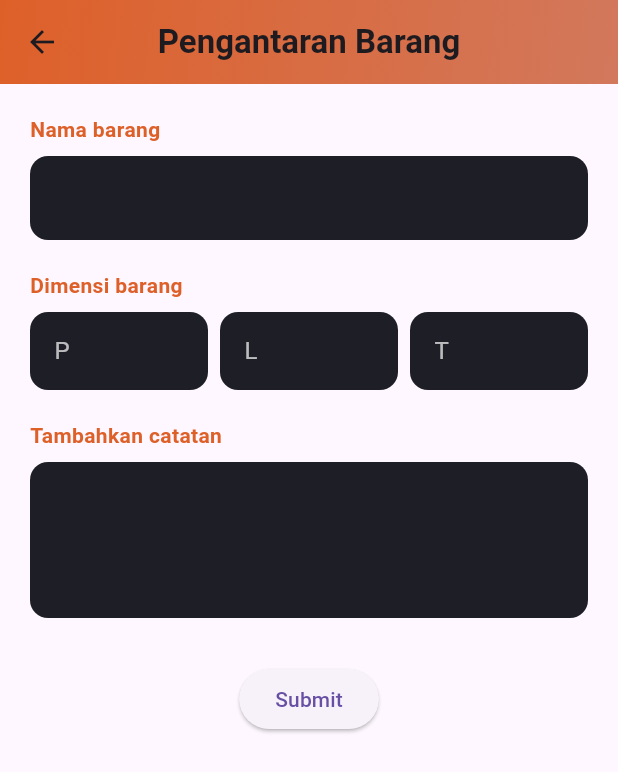
After one commit to mubarok-ridho/misi_paket, a Flutter app: the screen it shows after launch, after a tap on "Pengantaran Barang", on a phone screen of 412 x 824 dp. The commit adds this screen. Shown: the top 772 px of the screen. Run offline on Flutter 3.47's test engine with Material 3 defaults, Android fonts, the phone set to English and light mode, and no system bars; our stand-ins replace flutter_map, latlong2; network calls fail.

Commit message:
new konsepp

```diff
--- a/lib/main.dart
+++ b/lib/main.dart
@@ -1,6 +1,6 @@
 import 'package:flutter/material.dart';
-import 'package:misi_paket/screens/owner.dart';
-// import 'package:misi_paket/screens/customer.dart';
+// import 'package:misi_paket/screens/owner.dart';
+import 'package:misi_paket/screens/customer.dart';
 // import 'package:misi_paket/screens/courier.dart';
 // import 'package:misi_paket/screens/login.dart';
 void main() {
@@ -10,15 +10,17 @@ void main() {
 class MyApp extends StatelessWidget {
   @override
   Widget build(BuildContext context) {
+
     return MaterialApp(
-      title: 'Rental App',
+      debugShowCheckedModeBanner: false,
+      title: 'unik',
       theme: ThemeData(
         primarySwatch: Colors.green,
       ),
       // Ganti sesuai role yang ingin diuji
-      home: AdminHome(),
+      // home: AdminHome(),
       // home: CourierHome(),
-      // home: CustomerHome(),
+      home: CustomerDashboard(),
     );
   }
 }
--- /dev/null
+++ b/lib/screens/barang_order_form.dart
@@ -0,0 +1,136 @@
+import 'package:flutter/material.dart';
+import 'package:misi_paket/screens/select_location_page.dart';
+
+class BarangOrderForm extends StatelessWidget {
+  final _formKey = GlobalKey<FormState>();
+  final _namaController = TextEditingController();
+  final _pController = TextEditingController();
+  final _lController = TextEditingController();
+  final _tController = TextEditingController();
+  final _catatanController = TextEditingController();
+
+  @override
+  Widget build(BuildContext context) {
+    final darkFieldColor = Color(0xFF1E1F26);
+    final orangeColor = Color(0xFFDE6029);
+
+    return Scaffold(
+      appBar: AppBar(
+        backgroundColor: Colors.transparent,
+        title: Text("Pengantaran Barang",
+            style: TextStyle(fontWeight: FontWeight.bold)),
+        elevation: 0,
+        centerTitle: true,
+        flexibleSpace: Container(
+          decoration: BoxDecoration(
+            gradient: LinearGradient(
+              colors: [Color(0xFFDE6029), Color(0xFFD2785C)],
+              begin: Alignment.topLeft,
+              end: Alignment.bottomRight,
+            ),
+          ),
+        ),
+      ),
+      body: SingleChildScrollView(
+        padding: EdgeInsets.all(20),
+        child: Form(
+          key: _formKey,
+          child: Column(
+            crossAxisAlignment: CrossAxisAlignment.start,
+            children: [
+              // Nama Barang
+              Text("Nama barang",
+                  style: TextStyle(
+                      color: orangeColor, fontWeight: FontWeight.bold)),
+              SizedBox(height: 8),
+              TextFormField(
+                controller: _namaController,
+                style: TextStyle(color: Colors.white),
+                decoration: _inputDecoration(darkFieldColor),
+              ),
+              SizedBox(height: 20),
+
+              // Dimensi Barang
+              Text("Dimensi barang",
+                  style: TextStyle(
+                      color: orangeColor, fontWeight: FontWeight.bold)),
+              SizedBox(height: 8),
+              Row(
+                children: [
+                  _buildDimensiField(_pController, "P", darkFieldColor),
+                  SizedBox(width: 8),
+                  _buildDimensiField(_lController, "L", darkFieldColor),
+                  SizedBox(width: 8),
+                  _buildDimensiField(_tController, "T", darkFieldColor),
+                ],
+              ),
+              SizedBox(height: 20),
+
+              // Catatan
+              Text("Tambahkan catatan",
+                  style: TextStyle(
+                      color: orangeColor, fontWeight: FontWeight.bold)),
+              SizedBox(height: 8),
+              TextFormField(
+                controller: _catatanController,
+                style: TextStyle(color: Colors.white),
+                maxLines: 3,
+                decoration: _inputDecoration(darkFieldColor),
+              ),
+              SizedBox(height: 30),
+
+              // Submit Button
+              Center(
+                  child: ElevatedButton(
+                onPressed: () async {
+                  final result = await Navigator.push(
+                    context,
+                    MaterialPageRoute(builder: (_) => LokasiPickerPage()),
+                  );
+
+                  if (result != null) {
+                    print("Lokasi Jemput: ${result['pickup']}");
+                    print("Lokasi Antar: ${result['drop']}");
+                    // Simpan ke backend atau lanjut ke tahap pilih kurir
+                  }
+                },
+                child: Text('Submit'),
+              )),
+            ],
+          ),
+        ),
+      ),
+    );
+  }
+
+  InputDecoration _inputDecoration(Color fillColor) {
+    return InputDecoration(
+      filled: true,
+      fillColor: fillColor,
+      border: OutlineInputBorder(
+          borderRadius: BorderRadius.circular(12), borderSide: BorderSide.none),
+    );
+  }
+
+  Expanded _buildDimensiField(
+      TextEditingController controller, String label, Color color) {
+    return Expanded(
+      child: TextFormField(
+        controller: controller,
+        keyboardType: TextInputType.number,
+        style: TextStyle(color: Colors.white),
+        decoration: InputDecoration(
+          hintText: label,
+          hintStyle: TextStyle(color: Colors.white70),
+          filled: true,
+          fillColor: color,
+          border: OutlineInputBorder(
+            borderRadius: BorderRadius.circular(12),
+            borderSide: BorderSide.none,
+          ),
+          contentPadding: EdgeInsets.symmetric(vertical: 14, horizontal: 12),
+        ),
+      ),
+    );
+  }
+}
--- a/lib/screens/customer.dart
+++ b/lib/screens/customer.dart
@@ -1,51 +1,188 @@
-// FILE: customer_home.dart
 import 'package:flutter/material.dart';
+import 'package:misi_paket/screens/barang_order_form.dart';
 
-class CustomerHome extends StatelessWidget {
+class CustomerDashboard extends StatefulWidget {
+  @override
+  _CustomerDashboardState createState() => _CustomerDashboardState();
+}
+
+class _CustomerDashboardState extends State<CustomerDashboard> {
+  int _selectedIndex = 0;
+
+  void _onItemTapped(int index) {
+    setState(() => _selectedIndex = index);
+  }
+
+  final pages = [
+    HomeTab(),
+    Center(child: Text('Order Page (placeholder)')),
+    Center(child: Text('Profile Page (placeholder)')),
+  ];
+
   @override
   Widget build(BuildContext context) {
-    return DefaultTabController(
-      length: 2,
-      child: Scaffold(
-        appBar: AppBar(
-          title: Text('Dashboard Customer'),
-          bottom: TabBar(
-            tabs: [
-              Tab(text: 'Pesan Kurir'),
-              Tab(text: 'Profil'),
+    return Scaffold(
+      body: pages[_selectedIndex],
+      bottomNavigationBar: BottomNavigationBar(
+        backgroundColor: Color(0xFF334856),
+        selectedItemColor: Colors.orangeAccent,
+        unselectedItemColor: Colors.white70,
+        currentIndex: _selectedIndex,
+        onTap: _onItemTapped,
+        items: const [
+          BottomNavigationBarItem(
+            icon: Icon(Icons.home),
+            label: 'Home',
+          ),
+          BottomNavigationBarItem(
+            icon: Icon(Icons.assignment),
+            label: 'Order',
+          ),
+          BottomNavigationBarItem(
+            icon: Icon(Icons.person),
+            label: 'Profile',
+          ),
+        ],
+      ),
+    );
+  }
+}
+
+class HomeTab extends StatelessWidget {
+  @override
+  Widget build(BuildContext context) {
+    return SafeArea(
+      child: SingleChildScrollView(
+        child: Container(
+          padding: EdgeInsets.all(16),
+          child: Column(
+            crossAxisAlignment: CrossAxisAlignment.start,
+            children: [
+              // Location Row
+              Row(
+                children: [
+                  Icon(Icons.location_on, color: Colors.red),
+                  SizedBox(width: 5),
+                  Text("Jakarta Utara, Rawa Bebek",
+                      style: TextStyle(fontWeight: FontWeight.w600)),
+                  Spacer(),
+                  CircleAvatar(
+                    backgroundColor: Colors.orangeAccent,
+                    child: Icon(Icons.person, color: Colors.white),
+                  )
+                ],
+              ),
+              SizedBox(height: 20),
+
+              // Banner promo
+              Container(
+                height: 150,
+                decoration: BoxDecoration(
+                  color: Colors.black87,
+                  borderRadius: BorderRadius.circular(16),
+                  image: DecorationImage(
+                    image: AssetImage(
+                        'assets/burger_banner.jpg'), // Ganti sesuai asset kamu
+                    fit: BoxFit.cover,
+                    alignment: Alignment.topCenter,
+                  ),
+                ),
+                child: Stack(
+                  children: [
+                    Container(
+                      padding: EdgeInsets.all(16),
+                      alignment: Alignment.bottomLeft,
+                      child: Column(
+                        mainAxisAlignment: MainAxisAlignment.end,
+                        crossAxisAlignment: CrossAxisAlignment.start,
+                        children: [
+                          Text("Special Offer for March",
+                              style: TextStyle(
+                                  color: Colors.white,
+                                  fontWeight: FontWeight.bold,
+                                  fontSize: 16)),
+                          SizedBox(height: 4),
+                          Text(
+                            "We are here with the best desserts in town.",
+                            style:
+                                TextStyle(color: Colors.white70, fontSize: 12),
+                          ),
+                          SizedBox(height: 8),
+                          ElevatedButton(
+                            onPressed: () {},
+                            child: Text("Buy Now"),
+                            style: ElevatedButton.styleFrom(
+                              backgroundColor: Colors.red,
+                              padding: EdgeInsets.symmetric(horizontal: 16),
+                              textStyle: TextStyle(fontSize: 12),
+                              shape: RoundedRectangleBorder(
+                                borderRadius: BorderRadius.circular(8),
+                              ),
+                            ),
+                          )
+                        ],
+                      ),
+                    ),
+                  ],
+                ),
+              ),
+              SizedBox(height: 20),
+
+              // Menu Buttons
+              MenuButton(
+                  label: "Pengantaran Barang",
+                  onTap: () {
+                    Navigator.push(
+                      context,
+                      MaterialPageRoute(builder: (_) => BarangOrderForm()),
+                    );
+                  }),
+              SizedBox(height: 16),
+              MenuButton(label: "Pengantaran Makanan", onTap: () {}),
+              SizedBox(height: 16),
+              MenuButton(label: "Pengantaran Penumpang", onTap: () {}),
             ],
           ),
-        ),
-        body: TabBarView(
-          children: [
-            MakeOrderTab(),
-            Center(child: Text('Profil Customer (dummy)')),
-          ],
         ),
       ),
     );
   }
 }
 
-class MakeOrderTab extends StatelessWidget {
+class MenuButton extends StatelessWidget {
+  final String label;
+  final VoidCallback onTap;
+
+  const MenuButton({required this.label, required this.onTap});
+
   @override
   Widget build(BuildContext context) {
-    return Padding(
-      padding: const EdgeInsets.all(16.0),
-      child: Column(
-        children: [
-          TextField(
-            decoration: InputDecoration(labelText: 'Jenis Pesanan (barang/makanan/orang)'),
+    return GestureDetector(
+      onTap: onTap,
+      child: Container(
+        padding: EdgeInsets.symmetric(vertical: 24, horizontal: 20),
+        decoration: BoxDecoration(
+          gradient: LinearGradient(
+            colors: [Color(0xFFDE6029), Color(0xFFD2785C)],
+            begin: Alignment.topLeft,
+            end: Alignment.bottomRight,
           ),
-          TextField(
-            decoration: InputDecoration(labelText: 'Detail Pesanan'),
+          borderRadius: BorderRadius.circular(20),
+          boxShadow: [
+            BoxShadow(
+              color: Colors.black12,
+              blurRadius: 8,
+              offset: Offset(2, 4),
+            )
+          ],
+        ),
+        child: Center(
+          child: Text(
+            label,
+            style: TextStyle(
+                color: Colors.white, fontSize: 16, fontWeight: FontWeight.bold),
           ),
-          SizedBox(height: 20),
-          ElevatedButton(
-            onPressed: () {},
-            child: Text('Kirim Pesanan'),
-          )
-        ],
+        ),
       ),
     );
   }
```
Also changed, not shown: lib/screens/select_location_page.dart (added, +196 -0 lines), pubspec.yaml (+6 -72 lines), pubspec.lock.
